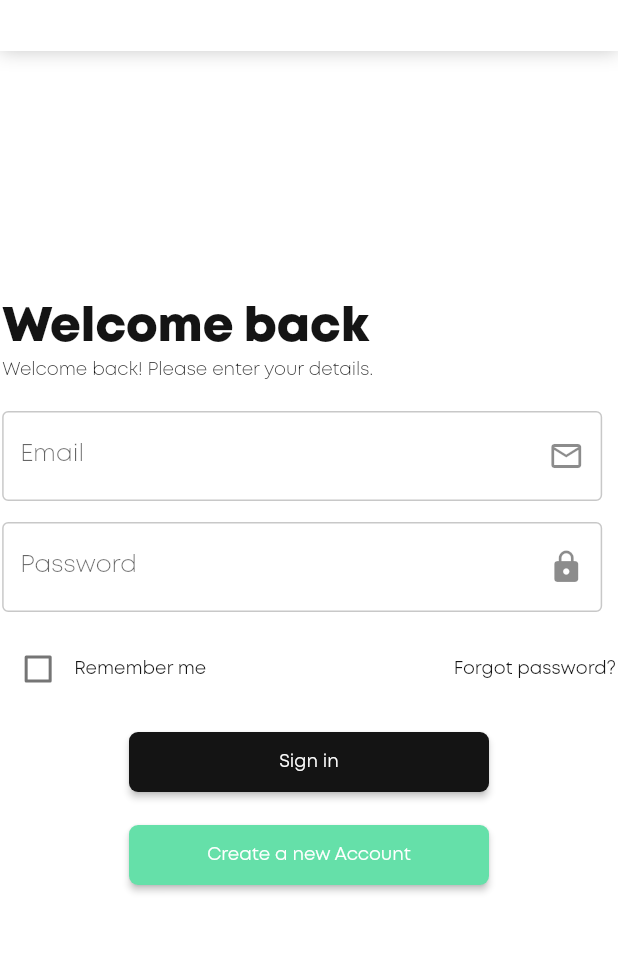
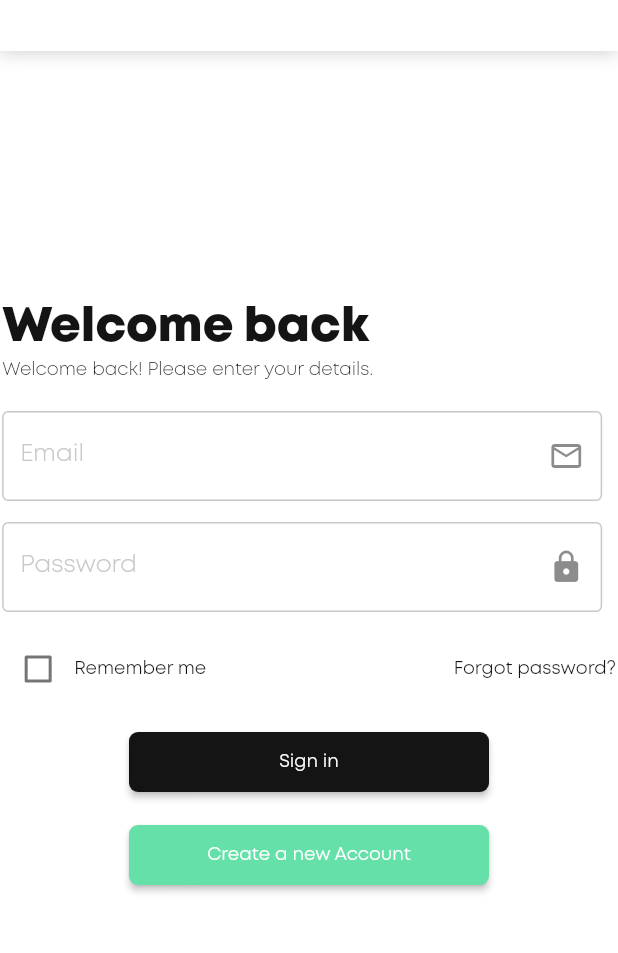
Before and after one commit to Excellence-Teams/excellence_teams_frontend, a Flutter app: the screen it shows after launch, after a tap on "PROJECTS", after a tap on "PROFILE", on a phone screen of 412 x 824 dp, the part 99-1052 px from its top. Run offline on Flutter 3.47's test engine with Material 2 defaults, Android fonts, the phone set to English and light mode, and no system bars; our stand-ins replace auto_route, get_it, sentry_flutter; missing offline and left inert: package_info_plus_web, shared_preferences_web.

Commit message:
remove unnecessary params from the theme

```diff
--- a/lib/ui/resources/custom_theme.dart
+++ b/lib/ui/resources/custom_theme.dart
@@ -1,28 +1,14 @@
 import 'package:excellence_teams_frontend/ui/resources/colors.dart';
-import 'package:excellence_teams_frontend/ui/resources/text_styles.dart';
 import 'package:flutter/material.dart';
 
 class ETTheme {
   static ThemeData get defaultTheme {
     return ThemeData(
-      primaryColor: ETColors.limeGreen,
+      primaryColor: ETColors.green,
       scaffoldBackgroundColor: ETColors.white,
-      textButtonTheme: TextButtonThemeData(
-        style: ButtonStyle(
-          foregroundColor: MaterialStateProperty.all(ETColors.white),
-          textStyle: MaterialStateProperty.all(
-            ETTextStyles.montSemiBold
-                .copyWith(color: ETColors.white, fontSize: 20),
-          ),
-        ),
-      ),
+      focusColor: ETColors.limeGreen,
+      hintColor: ETColors.grey,
       fontFamily: "Mont",
-      buttonTheme: ButtonThemeData(
-        shape: RoundedRectangleBorder(
-          borderRadius: BorderRadius.circular(10),
-        ),
-        buttonColor: ETColors.green,
-      ),
     );
   }
 }
```
